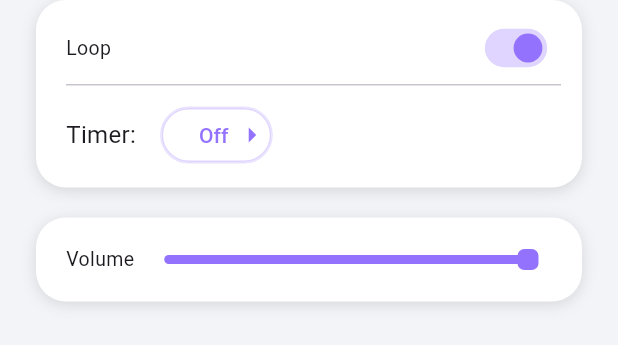
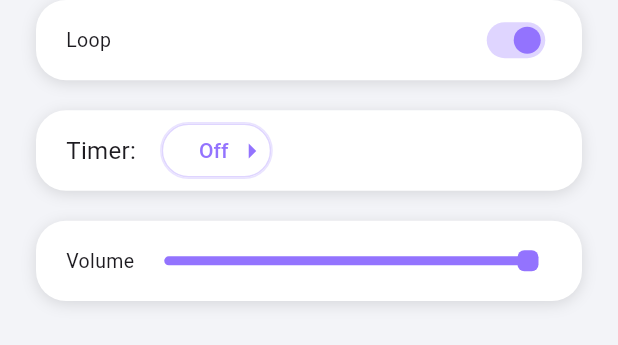
Before and after one commit to hoanglm6201/voice_changer_flutter, a Flutter app: the LoopTimerCard widget shown alone on an empty page, opened directly, on a phone screen of 412 x 824 dp. Shown: the top 345 px of the screen. Run offline on Flutter 3.47's test engine with Material 3 defaults, Android fonts, the phone set to English and light mode, and no system bars; drawn by our look-alikes of dropdown_button2; our stand-ins replace audioplayers, camera, flutter_easyloading, flutter_svg, get_it, image_gallery_saver and 7 more; missing offline and left inert: base_ui_flutter_v1, purchases_flutter, record, super_tooltip; accounts and stored records are empty; generated files the repository leaves out were written again; Roboto replaces fonts that are missing (SFCompactDisplay).

Commit message:
prank sound funcs

```diff
--- a/lib/l10n/app_en.arb
+++ b/lib/l10n/app_en.arb
@@ -11,6 +11,8 @@
   "continue_action": "Continue",
   "volume": "Volume",
   "off": "Off",
+  "loop": "Loop",
+  "timer": "Timer",
   "preview": "Preview",
   "stay_here": "Stay Here",
   "downloading": "Downloading...",
--- a/lib/view/screen/prank_sound/widget/loop_widget.dart
+++ b/lib/view/screen/prank_sound/widget/loop_widget.dart
@@ -19,6 +19,7 @@ class _LoopTimerCardState extends State<LoopTimerCard> {
 
   @override
   Widget build(BuildContext context) {
+    final screenSize = MediaQuery.sizeOf(context).width;
     final timerOptions = [
       context.locale.off,
       '5s',
@@ -30,7 +31,8 @@ class _LoopTimerCardState extends State<LoopTimerCard> {
     return Column(
       children: [
         Container(
-          padding: EdgeInsets.symmetric(vertical: 8).copyWith(right: 14,left: 20),
+          height: screenSize * 0.13,
+          padding: EdgeInsets.symmetric(vertical: 0).copyWith(right: 14,left: 20),
           margin: EdgeInsets.symmetric(horizontal: 24),
           decoration: BoxDecoration(
             color: Colors.white,
@@ -43,18 +45,19 @@ class _LoopTimerCardState extends State<LoopTimerCard> {
               ),
             ],
           ),
-          child: Column(
-            crossAxisAlignment: CrossAxisAlignment.start,
-            children: [
-              Row(
+          child: Row(
             mainAxisAlignment: MainAxisAlignment.spaceBetween,
             children: [
-                  Text('Loop', style: TextStyle(fontSize: 13)),
+              Text(context.locale.loop, style: TextStyle(fontSize: 13)),
               Transform.scale(
-                    scale: 0.8,
+                scale: 0.75,
                 child: Switch.adaptive(
                   value: isLoop,
-                      onChanged: (val) => setState(() => isLoop = val),
+                  onChanged: (value) {
+                    setState(() {
+                      isLoop = value;
+                    });
+                  },
                   activeColor: ResColors.colorPurple,
                   thumbColor: WidgetStateProperty.all(isLoop ? ResColors.colorPurple : Color(0xffB6BDC5)),
                   activeTrackColor: ResColors.colorPurple.withValues(alpha: 0.3),
@@ -62,23 +65,35 @@ class _LoopTimerCardState extends State<LoopTimerCard> {
               ),
             ],
           ),
-
-              AnimatedSwitcher(
-                duration: Duration(milliseconds: 300),
-                transitionBuilder: (child, animation) => SizeTransition(
-                  sizeFactor: animation,
-                  axisAlignment: -1.0,
-                  child: child,
         ),
-                child: isLoop
-                  ? Column(
-                    children: [
-                      Divider(height:1),
-                      SizedBox(height: 14),
-                      Row(
+        SizedBox(height: 20),
+        _buildTimerRow(timerOptions, screenSize),
+        SizedBox(height: 20),
+        _buildVolumeSlider(screenSize),
+      ],
+    );
+  }
+  Widget _buildTimerRow(List<String> timerOptions, double screenSize){
+    return Container(
+      alignment: Alignment.center,
+      height: screenSize * 0.13,
+      padding: EdgeInsets.symmetric(vertical: 0).copyWith(right: 14, left: 20),
+      margin: EdgeInsets.symmetric(horizontal: 24),
+      decoration: BoxDecoration(
+        color: Colors.white,
+        borderRadius: BorderRadius.circular(20),
+        boxShadow: [
+          BoxShadow(
+            color: Colors.black12,
+            blurRadius: 8,
+            offset: Offset(0, 2),
+          ),
+        ],
+      ),
+      child: Row(
         key: ValueKey('timerRow'),
         children: [
-                          Text('Timer:', style: TextStyle(fontSize: 16)),
+          Text('${context.locale.timer}:', style: TextStyle(fontSize: 16)),
           SizedBox(width: 16),
           Container(
               decoration: BoxDecoration(
@@ -135,19 +150,13 @@ class _LoopTimerCardState extends State<LoopTimerCard> {
           ),
         ],
       ),
-                      SizedBox(height: 8),
-                    ],
-                  )
-                    : SizedBox.shrink(
-                      key: ValueKey('empty'),
-                ),
-              ),
-            ],
-          ),
-        ),
-        SizedBox(height: 20),
-        Container(
-          padding: EdgeInsets.symmetric(vertical: 8).copyWith(right: 14, left: 20),
+    );
+  }
+  Widget _buildVolumeSlider(double screenSize){
+    return Container(
+      alignment: Alignment.center,
+      height: screenSize * 0.13,
+      padding: EdgeInsets.symmetric(vertical: 0).copyWith(right: 14, left: 20),
       margin: EdgeInsets.symmetric(horizontal: 24),
       decoration: BoxDecoration(
         color: Colors.white,
@@ -176,10 +185,7 @@ class _LoopTimerCardState extends State<LoopTimerCard> {
                   overlayShape: AppSliderOverlayShape(overlayRadius: 20),
                 ),
               ),
-                  child: Column(
-                    crossAxisAlignment: CrossAxisAlignment.start,
-                    children: [
-                      Consumer<PrankSoundProvider>(
+              child: Consumer<PrankSoundProvider>(
                 builder: (context, provider, _) {
                   return Slider(
                     value: provider.volume,
@@ -195,14 +201,10 @@ class _LoopTimerCardState extends State<LoopTimerCard> {
                   );
                 },
               ),
-                    ],
-                  ),
             ),
           ),
         ],
       ),
-        ),
-      ],
     );
   }
 }
```
Also changed, not shown: pubspec.lock. Lines whose indentation alone changed are shown as unchanged.
